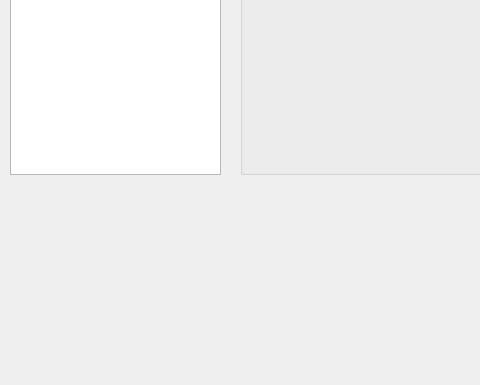
First picture: the form in mainwindow.ui, repository FigueroaCode/Scribble, before the edit; both pictures show x 0 to 480 and y 215 to 600 of the 800 by 600 pixel window.
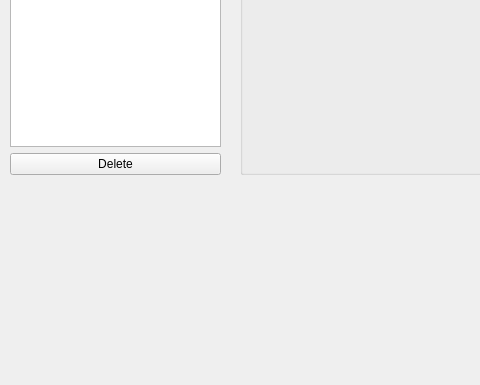
Second picture: the form after the edit.

Diff of the .ui file:
```diff
--- a/mainwindow.ui
+++ b/mainwindow.ui
@@ -40,6 +40,13 @@
        </column>
       </widget>
      </item>
+     <item>
+      <widget class="QPushButton" name="pushButton">
+       <property name="text">
+        <string>Delete</string>
+       </property>
+      </widget>
+     </item>
     </layout>
    </widget>
    <widget class="QGroupBox" name="groupBox">
```
